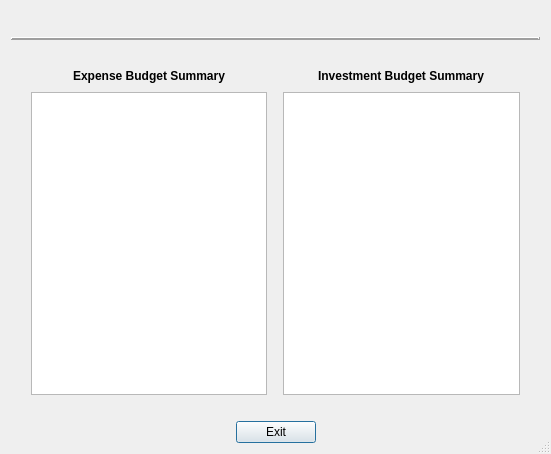
Qt form CashFlowManager/yearlybudgetsummarydialog.ui (epw7856/CashFlowManager) before a commit.
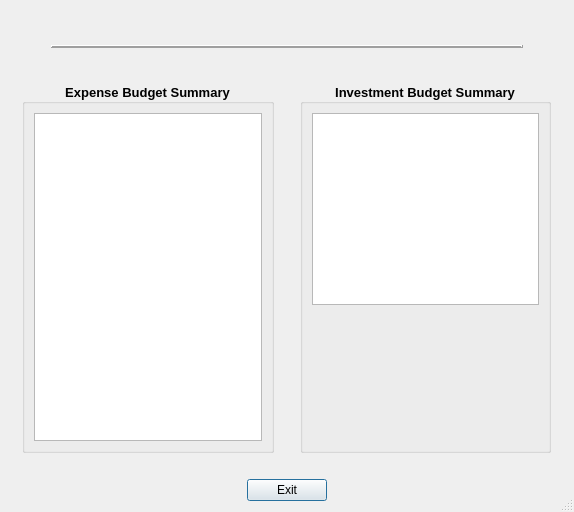
The same form after that commit.

Commit message: Updated several UI components.

```diff
--- a/CashFlowManager/yearlybudgetsummarydialog.ui
+++ b/CashFlowManager/yearlybudgetsummarydialog.ui
@@ -9,10 +9,16 @@
    <rect>
     <x>0</x>
     <y>0</y>
-    <width>551</width>
-    <height>454</height>
+    <width>574</width>
+    <height>512</height>
    </rect>
   </property>
+  <property name="font">
+   <font>
+    <family>Segoe UI</family>
+    <pointsize>10</pointsize>
+   </font>
+  </property>
   <property name="windowTitle">
    <string>Yearly Budget Summary</string>
   </property>
@@ -42,6 +48,14 @@
        </item>
        <item>
         <widget class="QLabel" name="labelDialogTitle">
+         <property name="font">
+          <font>
+           <family>Segoe UI</family>
+           <pointsize>12</pointsize>
+           <weight>75</weight>
+           <bold>true</bold>
+          </font>
+         </property>
          <property name="text">
           <string>&lt;YearlyBudgetSummary&gt;</string>
          </property>
@@ -66,7 +80,25 @@
       </layout>
      </item>
      <item>
-      <widget class="Line" name="line">
+      <layout class="QHBoxLayout" name="horizontalLayout_6">
+       <item>
+        <spacer name="horizontalSpacer_18">
+         <property name="orientation">
+          <enum>Qt::Horizontal</enum>
+         </property>
+         <property name="sizeType">
+          <enum>QSizePolicy::Fixed</enum>
+         </property>
+         <property name="sizeHint" stdset="0">
+          <size>
+           <width>40</width>
+           <height>20</height>
+          </size>
+         </property>
+        </spacer>
+       </item>
+       <item>
+        <widget class="Line" name="line_3">
        <property name="frameShadow">
         <enum>QFrame::Raised</enum>
        </property>
@@ -79,6 +111,24 @@
       </widget>
      </item>
      <item>
+        <spacer name="horizontalSpacer_17">
+         <property name="orientation">
+          <enum>Qt::Horizontal</enum>
+         </property>
+         <property name="sizeType">
+          <enum>QSizePolicy::Fixed</enum>
+         </property>
+         <property name="sizeHint" stdset="0">
+          <size>
+           <width>40</width>
+           <height>20</height>
+          </size>
+         </property>
+        </spacer>
+       </item>
+      </layout>
+     </item>
+     <item>
       <spacer name="horizontalSpacer_4">
        <property name="orientation">
         <enum>Qt::Horizontal</enum>
@@ -109,62 +159,30 @@
        <item>
         <layout class="QVBoxLayout" name="verticalLayout_3">
          <item>
-          <layout class="QHBoxLayout" name="horizontalLayout_5">
-           <item>
-            <spacer name="horizontalSpacer_24">
-             <property name="orientation">
-              <enum>Qt::Horizontal</enum>
-             </property>
-             <property name="sizeHint" stdset="0">
-              <size>
-               <width>40</width>
-               <height>20</height>
-              </size>
-             </property>
-            </spacer>
-           </item>
-           <item>
-            <widget class="QLabel" name="label_20">
-             <property name="sizePolicy">
-              <sizepolicy hsizetype="Preferred" vsizetype="Fixed">
-               <horstretch>0</horstretch>
-               <verstretch>0</verstretch>
-              </sizepolicy>
-             </property>
+          <widget class="QGroupBox" name="groupBox">
              <property name="font">
               <font>
+             <family>Segoe UI</family>
+             <pointsize>10</pointsize>
                <weight>75</weight>
                <bold>true</bold>
               </font>
              </property>
-             <property name="text">
-              <string>Expense Budget Summary</string>
+           <property name="title">
+            <string>  Expense Budget Summary  </string>
              </property>
              <property name="alignment">
               <set>Qt::AlignCenter</set>
              </property>
-            </widget>
-           </item>
-           <item>
-            <spacer name="horizontalSpacer_25">
-             <property name="orientation">
-              <enum>Qt::Horizontal</enum>
-             </property>
-             <property name="sizeHint" stdset="0">
-              <size>
-               <width>40</width>
-               <height>20</height>
-              </size>
-             </property>
-            </spacer>
-           </item>
-          </layout>
-         </item>
+           <layout class="QVBoxLayout" name="verticalLayout_5">
          <item>
           <widget class="QTableView" name="tableViewExpenseSummary">
            <property name="font">
             <font>
+                <family>Segoe UI</family>
              <pointsize>9</pointsize>
+                <weight>50</weight>
+                <bold>false</bold>
             </font>
            </property>
            <property name="cornerButtonEnabled">
@@ -179,6 +197,9 @@
            <attribute name="verticalHeaderDefaultSectionSize">
             <number>25</number>
            </attribute>
+             </widget>
+            </item>
+           </layout>
           </widget>
          </item>
         </layout>
@@ -193,7 +214,7 @@
          </property>
          <property name="sizeHint" stdset="0">
           <size>
-           <width>10</width>
+           <width>20</width>
            <height>10</height>
           </size>
          </property>
@@ -202,62 +223,30 @@
        <item>
         <layout class="QVBoxLayout" name="verticalLayout_4">
          <item>
-          <layout class="QHBoxLayout" name="horizontalLayout_4">
-           <item>
-            <spacer name="horizontalSpacer_22">
-             <property name="orientation">
-              <enum>Qt::Horizontal</enum>
-             </property>
-             <property name="sizeHint" stdset="0">
-              <size>
-               <width>40</width>
-               <height>20</height>
-              </size>
-             </property>
-            </spacer>
-           </item>
-           <item>
-            <widget class="QLabel" name="label_19">
-             <property name="sizePolicy">
-              <sizepolicy hsizetype="Preferred" vsizetype="Fixed">
-               <horstretch>0</horstretch>
-               <verstretch>0</verstretch>
-              </sizepolicy>
-             </property>
+          <widget class="QGroupBox" name="groupBox_2">
              <property name="font">
               <font>
+             <family>Segoe UI</family>
+             <pointsize>10</pointsize>
                <weight>75</weight>
                <bold>true</bold>
               </font>
              </property>
-             <property name="text">
-              <string>Investment Budget Summary</string>
+           <property name="title">
+            <string>  Investment Budget Summary  </string>
              </property>
              <property name="alignment">
               <set>Qt::AlignCenter</set>
              </property>
-            </widget>
-           </item>
-           <item>
-            <spacer name="horizontalSpacer_23">
-             <property name="orientation">
-              <enum>Qt::Horizontal</enum>
-             </property>
-             <property name="sizeHint" stdset="0">
-              <size>
-               <width>40</width>
-               <height>20</height>
-              </size>
-             </property>
-            </spacer>
-           </item>
-          </layout>
-         </item>
+           <layout class="QVBoxLayout" name="verticalLayout_6">
          <item>
           <widget class="QTableView" name="tableViewInvestmentSummary">
            <property name="font">
             <font>
+                <family>Segoe UI</family>
              <pointsize>9</pointsize>
+                <weight>50</weight>
+                <bold>false</bold>
             </font>
            </property>
            <property name="cornerButtonEnabled">
@@ -272,6 +261,22 @@
            <attribute name="verticalHeaderDefaultSectionSize">
             <number>25</number>
            </attribute>
+             </widget>
+            </item>
+            <item>
+             <spacer name="verticalSpacer">
+              <property name="orientation">
+               <enum>Qt::Vertical</enum>
+              </property>
+              <property name="sizeHint" stdset="0">
+               <size>
+                <width>20</width>
+                <height>40</height>
+               </size>
+              </property>
+             </spacer>
+            </item>
+           </layout>
           </widget>
          </item>
         </layout>
@@ -321,6 +326,12 @@
        </item>
        <item>
         <widget class="QPushButton" name="pushButtonExit">
+         <property name="font">
+          <font>
+           <family>Segoe UI</family>
+           <pointsize>9</pointsize>
+          </font>
+         </property>
          <property name="text">
           <string>Exit</string>
          </property>
```
Lines whose indentation alone changed are shown as unchanged. The commit also changes 2 other files.
